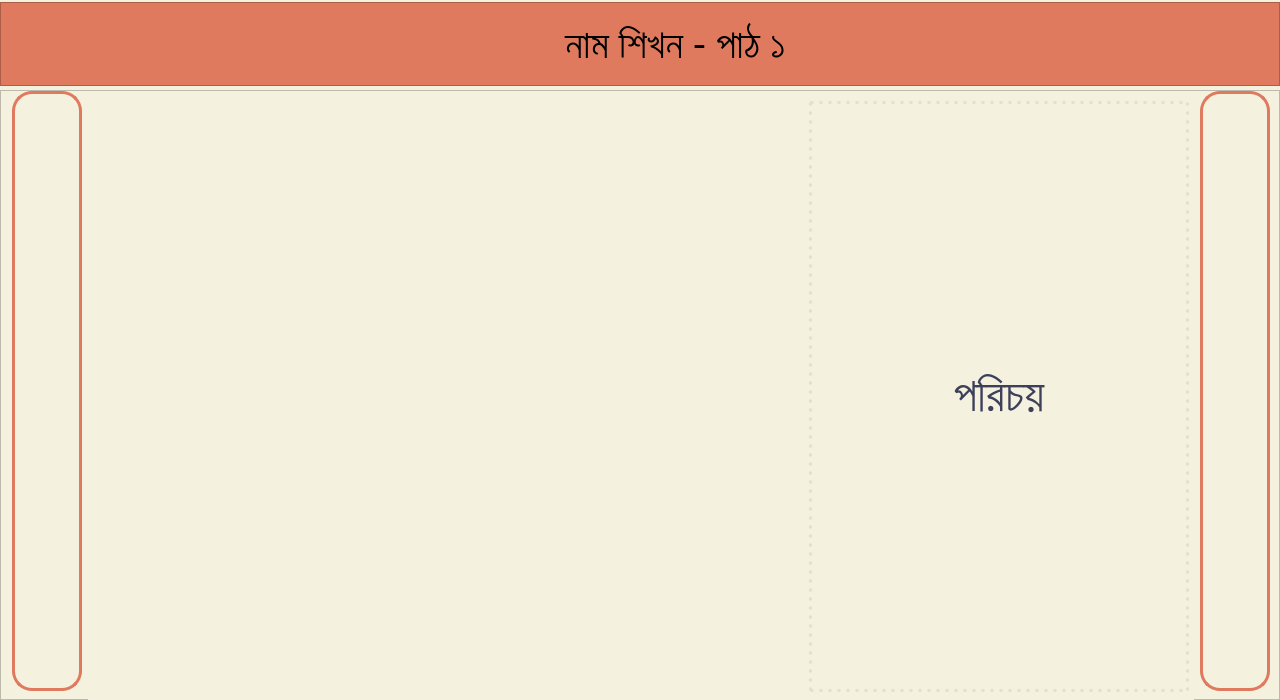
Old version of the form EmPower/Student/Frontend/PyQT_UI/home.ui in the repository ahmedfahad04/SPL-2.
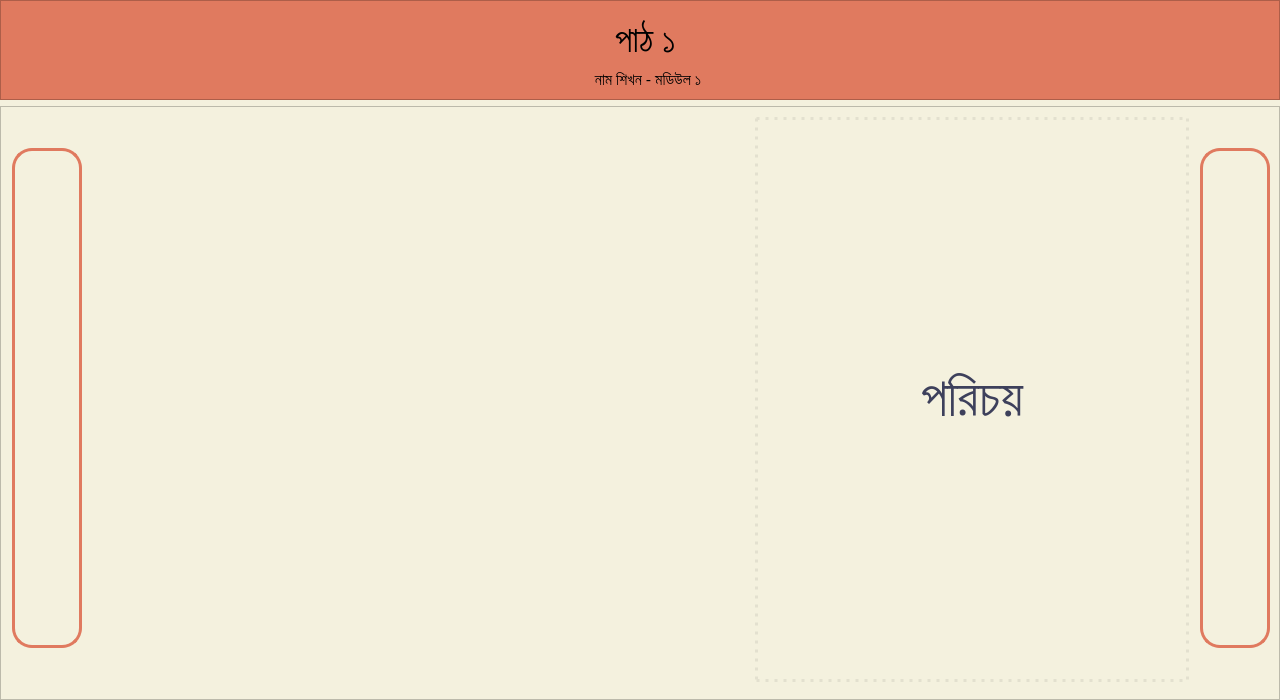
New version of the form. The open tabs and pages were chosen to show the change. Icons and pictures are not drawn.

Commit message: Temporarily solved automatic switching between lessons

Diff of the .ui file:
```diff
--- a/EmPower/Student/Frontend/PyQT_UI/home.ui
+++ b/EmPower/Student/Frontend/PyQT_UI/home.ui
@@ -224,13 +224,13 @@
           <property name="minimumSize">
            <size>
             <width>1280</width>
-            <height>84</height>
+            <height>100</height>
            </size>
           </property>
           <property name="maximumSize">
            <size>
             <width>16777215</width>
-            <height>80</height>
+            <height>100</height>
            </size>
           </property>
           <property name="styleSheet">
@@ -243,92 +243,66 @@
           <property name="frameShadow">
            <enum>QFrame::Raised</enum>
           </property>
-          <layout class="QHBoxLayout" name="horizontalLayout_4">
-           <item>
-            <widget class="QPushButton" name="btn_back_to_home">
-             <property name="sizePolicy">
-              <sizepolicy hsizetype="Preferred" vsizetype="Preferred">
-               <horstretch>0</horstretch>
-               <verstretch>0</verstretch>
-              </sizepolicy>
-             </property>
-             <property name="minimumSize">
-              <size>
-               <width>0</width>
-               <height>60</height>
-              </size>
-             </property>
-             <property name="maximumSize">
-              <size>
-               <width>60</width>
-               <height>60</height>
-              </size>
-             </property>
-             <property name="baseSize">
-              <size>
-               <width>0</width>
-               <height>4</height>
-              </size>
-             </property>
-             <property name="font">
-              <font>
-               <pointsize>11</pointsize>
-              </font>
-             </property>
-             <property name="cursor">
-              <cursorShape>PointingHandCursor</cursorShape>
-             </property>
-             <property name="mouseTracking">
-              <bool>true</bool>
-             </property>
-             <property name="styleSheet">
-              <string notr="true">QPushButton {
-	background-color: ;
-	border: none;
-}
-
-QPushButton:hover:!pressed
-{
-	background-color: #F4F1DE;
-	border-radius: 30px;
-}</string>
-             </property>
-             <property name="text">
-              <string/>
-             </property>
-             <property name="icon">
-              <iconset>
-               <normaloff>../Images/back.png</normaloff>../Images/back.png</iconset>
-             </property>
-             <property name="iconSize">
-              <size>
-               <width>250</width>
-               <height>250</height>
-              </size>
-             </property>
-             <property name="autoDefault">
-              <bool>false</bool>
-             </property>
-             <property name="default">
-              <bool>false</bool>
-             </property>
-             <property name="flat">
-              <bool>false</bool>
-             </property>
-            </widget>
-           </item>
-           <item>
+          <layout class="QGridLayout" name="gridLayout_4">
+           <property name="leftMargin">
+            <number>11</number>
+           </property>
+           <property name="topMargin">
+            <number>11</number>
+           </property>
+           <property name="rightMargin">
+            <number>0</number>
+           </property>
+           <property name="bottomMargin">
+            <number>4</number>
+           </property>
+           <property name="spacing">
+            <number>0</number>
+           </property>
+           <item row="0" column="0">
             <widget class="QLabel" name="lbl_lesson_headline">
              <property name="minimumSize">
               <size>
-               <width>0</width>
-               <height>67</height>
+               <width>1189</width>
+               <height>58</height>
               </size>
              </property>
              <property name="font">
               <font>
                <family>Kalpurush</family>
-               <pointsize>30</pointsize>
+               <pointsize>26</pointsize>
+               <weight>50</weight>
+               <italic>false</italic>
+               <bold>false</bold>
+              </font>
+             </property>
+             <property name="styleSheet">
+              <string notr="true">color: rgb(0, 0, 0);
+font: 26pt &quot;Kalpurush&quot;;</string>
+             </property>
+             <property name="text">
+              <string>পাঠ ১</string>
+             </property>
+             <property name="alignment">
+              <set>Qt::AlignCenter</set>
+             </property>
+             <property name="margin">
+              <number>-10</number>
+             </property>
+            </widget>
+           </item>
+           <item row="1" column="0">
+            <widget class="QLabel" name="lbl_lesson_sub_heading">
+             <property name="minimumSize">
+              <size>
+               <width>1189</width>
+               <height>30</height>
+              </size>
+             </property>
+             <property name="font">
+              <font>
+               <family>Kalpurush</family>
+               <pointsize>12</pointsize>
                <weight>50</weight>
                <italic>false</italic>
                <bold>false</bold>
@@ -337,10 +311,10 @@
              <property name="styleSheet">
               <string notr="true">color: rgb(0, 0, 0);
 padding-left: 5px;
-font: 30pt &quot;Kalpurush&quot;;</string>
+font: 12pt &quot;Kalpurush&quot;;</string>
              </property>
              <property name="text">
-              <string>নাম শিখন - পাঠ ১</string>
+              <string>নাম শিখন - মডিউল ১</string>
              </property>
              <property name="alignment">
               <set>Qt::AlignCenter</set>
@@ -379,7 +353,7 @@
              <property name="minimumSize">
               <size>
                <width>70</width>
-               <height>600</height>
+               <height>500</height>
               </size>
              </property>
              <property name="maximumSize">
@@ -422,7 +396,7 @@
              <property name="minimumSize">
               <size>
                <width>1100</width>
-               <height>611</height>
+               <height>585</height>
               </size>
              </property>
              <property name="styleSheet">
@@ -453,8 +427,8 @@
                <widget class="QStackedWidget" name="mediaStackWidget">
                 <property name="minimumSize">
                  <size>
-                  <width>690</width>
-                  <height>400</height>
+                  <width>651</width>
+                  <height>565</height>
                  </size>
                 </property>
                 <property name="currentIndex">
@@ -527,20 +501,20 @@
                <widget class="QLabel" name="lsn_lbl_lesson_topic">
                 <property name="minimumSize">
                  <size>
-                  <width>380</width>
-                  <height>400</height>
+                  <width>434</width>
+                  <height>565</height>
                  </size>
                 </property>
                 <property name="maximumSize">
                  <size>
-                  <width>500</width>
+                  <width>800</width>
                   <height>16777215</height>
                  </size>
                 </property>
                 <property name="font">
                  <font>
                   <family>Kalpurush</family>
-                  <pointsize>35</pointsize>
+                  <pointsize>40</pointsize>
                  </font>
                 </property>
                 <property name="styleSheet">
@@ -566,7 +540,7 @@
              <property name="minimumSize">
               <size>
                <width>70</width>
-               <height>600</height>
+               <height>500</height>
               </size>
              </property>
              <property name="maximumSize">
```
Left out of the diff: 4 changed lines with no effect on the pictures. The commit also changes 12 other files.
